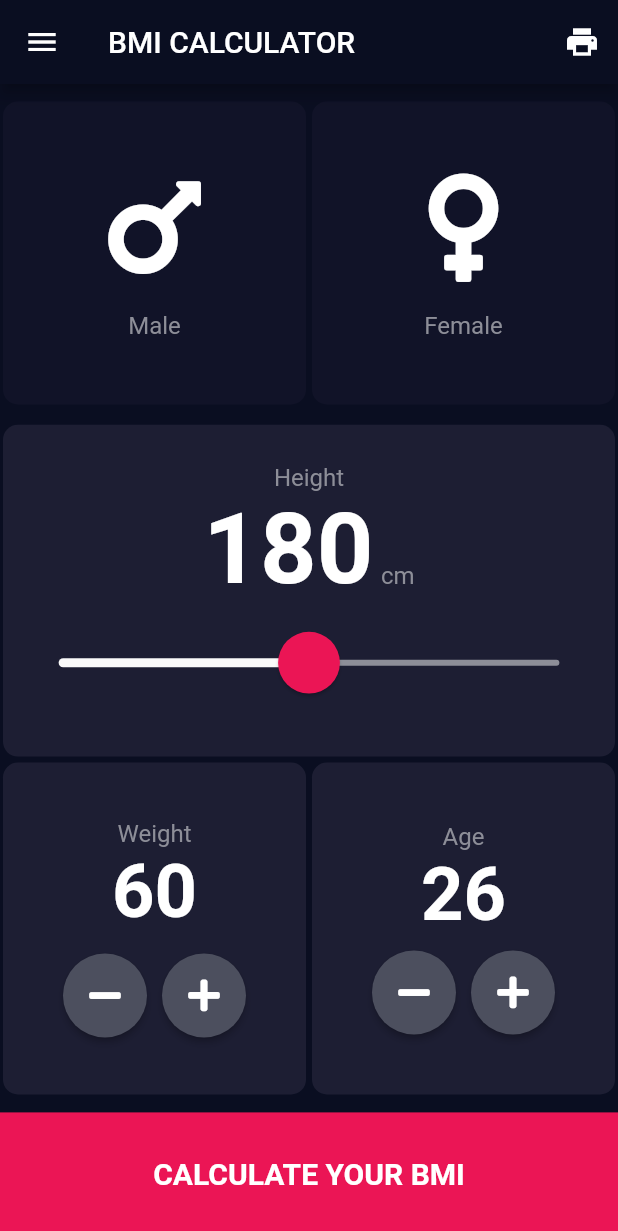
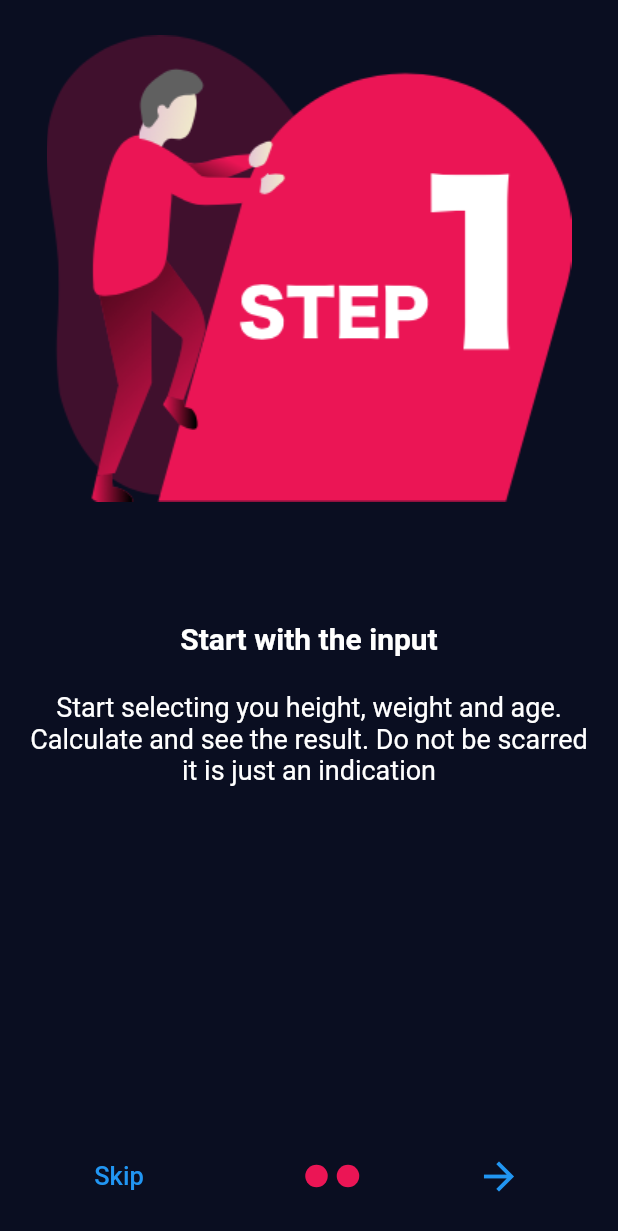
Before and after one commit to warkeljr/bmi-calculator-app, a Flutter app: the screen it shows after launch, on a phone screen of 412 x 824 dp. Shown: the top 1231 px of the screen. Run offline on Flutter 3.47's test engine with Material 2 defaults, Android fonts, the light colour scheme and no system bars; drawn by our look-alikes of introduction_screen; our stand-ins replace animated_text_kit, cloud_firestore, firebase_auth, flutter_spinkit, font_awesome_flutter, rflutter_alert; accounts and stored records are empty; Roboto replaces fonts that are missing (SF Pro Display).

Commit message:
Onboarding screen working in beta stadium, need to fix starting every time the app starts

```diff
--- a/lib/components/cards/bmiReference_card.dart
+++ b/lib/components/cards/bmiReference_card.dart
@@ -14,7 +14,7 @@ class BmiReferenceCard extends StatelessWidget {
   Widget build(BuildContext context) {
     return Container(
       height: SizeConfig.blockSizeVertical * 12,
-      margin: EdgeInsets.all(10.0),
+      margin: EdgeInsets.symmetric(vertical: 10.0, horizontal: 20),
       padding: EdgeInsets.only(left: 10.0, right: 10.0),
       decoration: BoxDecoration(
         color: colour,
--- a/lib/constants/constants.dart
+++ b/lib/constants/constants.dart
@@ -69,6 +69,8 @@ const kIconSize = 80.0;
 // Colors
 const kPrimaryColor = Color(0xFF0A0E21);
 const kActiveCardColor = Color(0xFF1D1E33);
+const kActiveCardColorLight = Color(0xFF2e3052);
+const kActiveCardColorDark = Color(0xFF090a10);
 const kInactiveCardColor = Color(0xFF111328);
 const kPinkColor = Color(0xFFEB1555);
 const kWhiteColor = Color(0xFFFAFAFA);
--- a/lib/main.dart
+++ b/lib/main.dart
@@ -1,6 +1,7 @@
 import 'package:flutter/material.dart';
 import 'package:flutter/services.dart';
 import 'screens/input_page.dart';
+import 'screens/onboarding_screen.dart';
 
 
 void main() => runApp(BMICalculator());
@@ -20,7 +21,7 @@ class BMICalculator extends StatelessWidget {
         primaryColor: Color(0xFF0A0E21),
         scaffoldBackgroundColor: Color(0xFF0A0E21),
       ),
-      home: InputPage(),
+      home: OnboardingScreen(),
     );
   }
 }
--- a/lib/screens/bmi_weight_status.dart
+++ b/lib/screens/bmi_weight_status.dart
@@ -1,6 +1,7 @@
 import 'package:flutter/material.dart';
 import 'package:bmi_calculator_app/constants/constants.dart';
 import 'package:bmi_calculator_app/components/cards/bmiReference_card.dart';
+
 
 class BmiWeightStatus extends StatelessWidget {
   @override
--- a/lib/screens/history_page.dart
+++ b/lib/screens/history_page.dart
@@ -2,7 +2,7 @@ import 'package:flutter/material.dart';
 import 'package:bmi_calculator_app/screens/input_page.dart';
 import 'package:font_awesome_flutter/font_awesome_flutter.dart';
 import 'package:firebase_auth/firebase_auth.dart';
-import 'package:cloud_firestore/cloud_firestore.dart';
+//import 'package:cloud_firestore/cloud_firestore.dart';
 import 'package:bmi_calculator_app/constants/constants.dart';
 
 class HistoryPage extends StatefulWidget {
@@ -23,7 +23,6 @@ class _HistoryPageState extends State<HistoryPage> {
   }
 
   void getCurrentUser() async {
-    final user = await _auth.currentUser();
     try {
       final user = await _auth.currentUser();
       if (user != null) {
@@ -34,7 +33,7 @@ class _HistoryPageState extends State<HistoryPage> {
     }
   }
 
-  final items = List<String>.generate(100, (i) => 'Item $i');
+  final items = List<String>.generate(50, (i) => 'Item $i');
 
   @override
   Widget build(BuildContext context) {
--- a/lib/screens/input_page.dart
+++ b/lib/screens/input_page.dart
@@ -1,4 +1,4 @@
-import 'package:bmi_calculator_app/screens/splash_screen1.dart';
+import 'package:bmi_calculator_app/screens/onboarding_screen.dart';
 import 'package:flutter/material.dart';
 import 'package:font_awesome_flutter/font_awesome_flutter.dart';
 import 'package:animated_text_kit/animated_text_kit.dart';
@@ -57,7 +57,7 @@ class _InputPageState extends State<InputPage> {
           IconButton(
             icon: Icon(Icons.print),
             onPressed: () {
-              Navigator.push(context, MaterialPageRoute(builder: (context) => SplashScreen1()));
+              Navigator.push(context, MaterialPageRoute(builder: (context) => OnboardingScreen()));
             },
           ),
         ],
--- a/lib/screens/login_page.dart
+++ b/lib/screens/login_page.dart
@@ -251,7 +251,7 @@ class _LoginPageState extends State<LoginPage> {
                             ),
                             GestureDetector(
                               onTap: () {
-                                Navigator.push(
+                                Navigator.pushReplacement(
                                     context,
                                     MaterialPageRoute(
                                         builder: (context) => RegisterPage()));
--- /dev/null
+++ b/lib/screens/onboarding_screen.dart
@@ -0,0 +1,63 @@
+import 'dart:ui';
+
+import 'package:bmi_calculator_app/constants/constants.dart';
+import 'package:flutter/material.dart';
+import 'package:introduction_screen/introduction_screen.dart';
+
+import 'input_page.dart';
+
+class OnboardingScreen extends StatelessWidget {
+  List<PageViewModel> getPages() {
+    return [
+      PageViewModel(
+          image: Center(child: Image.asset('images/step_1.png')),
+          title: 'Start with the input',
+          body: 'Start selecting you height, weight and age. Calculate and see the result. Do not be scarred it is just an indication'),
+      PageViewModel(
+          image: Center(child: Image.asset('images/step_2.png')),
+          title: 'This is the first page',
+          body: 'This my first working onboarding screen with lutter'),
+      PageViewModel(
+          image: Center(child: Image.asset('images/step_3.png')),
+          title: 'This is the first page',
+          body: 'This my first working onboarding screen with lutter'),
+    ];
+  }
+
+  @override
+  Widget build(BuildContext context) {
+    return Scaffold(
+      body: SafeArea(
+        child: IntroductionScreen(
+          initialPage: 0,
+          globalBackgroundColor: kPrimaryColor,
+          pages: getPages(),
+          showSkipButton: true,
+          skip: Text('Skip', style: TextStyle(fontSize: 17),),
+          onSkip: () {
+            Navigator.push(
+                context, MaterialPageRoute(builder: (contect) => InputPage()));
+          },
+          showNextButton: true,
+          next: Icon(Icons.arrow_forward,size: 30.0),
+          done: Text(
+            'Done',
+            style: TextStyle(fontSize: 17, fontWeight: FontWeight.bold),
+          ),
+          onDone: () {
+            Navigator.push(
+                context, MaterialPageRoute(builder: (contect) => InputPage()));
+          },
+          dotsDecorator: DotsDecorator(
+            size: Size.square(15.0),
+            activeSize: Size(25.0, 15.0),
+            color: kPinkColor,
+            spacing: EdgeInsets.symmetric(horizontal: 3.0),
+            activeShape: RoundedRectangleBorder(
+                borderRadius: BorderRadius.circular(25.0)),
+          ),
+        ),
+      ),
+    );
+  }
+}
--- a/pubspec.yaml
+++ b/pubspec.yaml
@@ -10,6 +10,7 @@ environment:
 dependencies:
   flutter:
     sdk: flutter
+  introduction_screen: ^1.0.7
 
   cupertino_icons: ^0.1.2
   font_awesome_flutter: ^8.5.0
@@ -28,7 +29,7 @@ flutter:
 
   uses-material-design: true
   assets:
-    - images/angela.png
+    - images/
   fonts:
     - family: Rubik
       fonts:
```
Also changed, not shown: lib/screens/register_page.dart (+43 -24 lines), lib/screens/results_page.dart (+27 -1 lines), lib/screens/splash_screen1.dart (deleted, +0 -46 lines), images/step_1.png (added), images/step_2.png (added), images/step_3.png (added), lib/constants/colors.dart (deleted), pubspec.lock.
